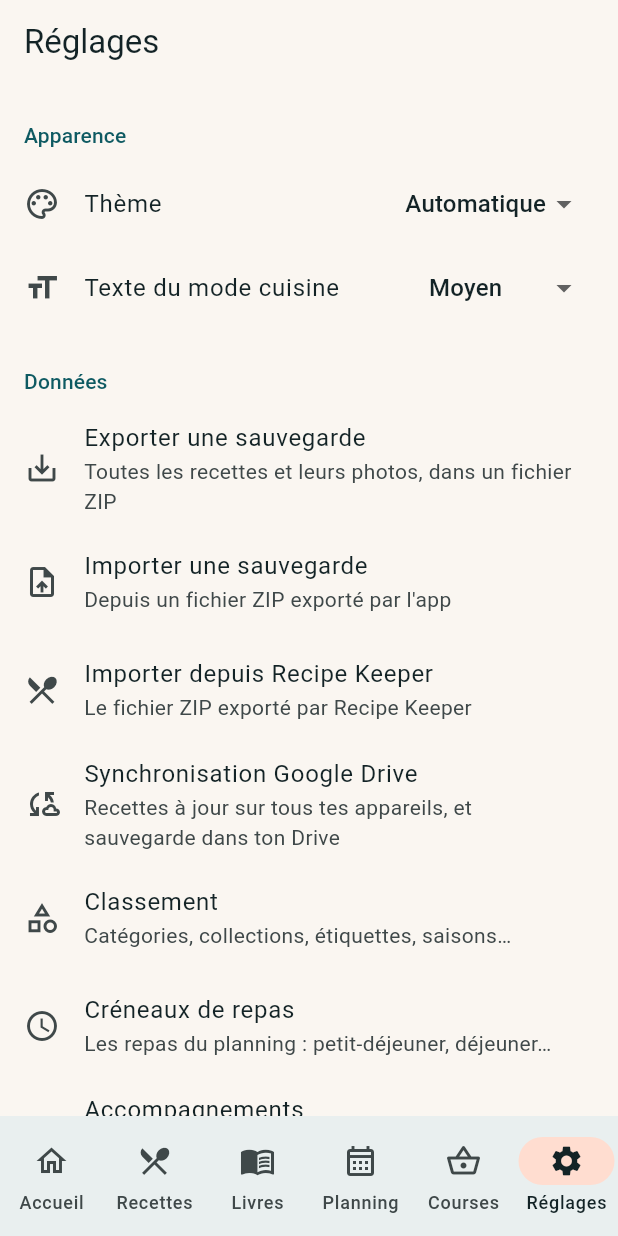
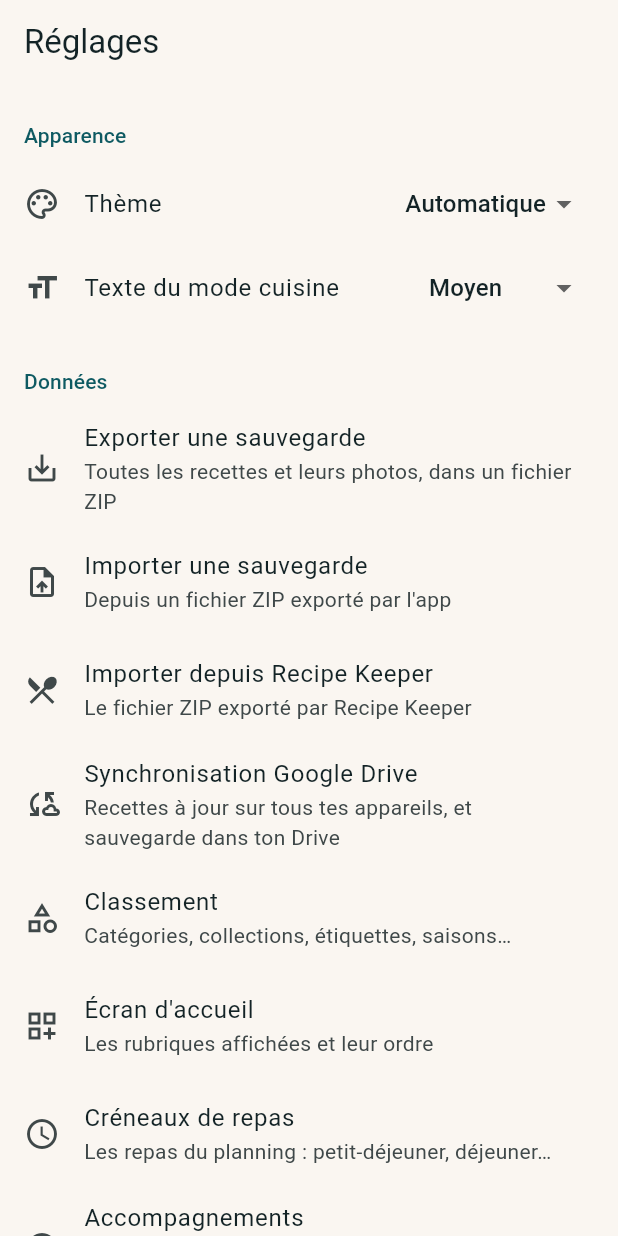
Before and after one commit to Aktawind/receipe-manager, a Flutter app: the SettingsPage screen opened by its route, on a phone screen of 412 x 824 dp. Run offline on Flutter 3.47's test engine with Material 3 defaults, Android fonts, the phone set to English and light mode, and no system bars; our stand-ins replace clock, drift, drift_flutter, file_picker, flutter_riverpod, go_router and 5 more; missing offline and left inert: google_mlkit_text_recognition, googleapis, workmanager; accounts and stored records are empty; generated files the repository leaves out were written again.

Commit message:
5 onglets : les Réglages s'ouvrent depuis l'accueil
La roue dentée de l'accueil remplace le bouton « Personnaliser » ;
« Écran d'accueil » est rangé dans les Réglages. L'onglet Livres prend
la place de l'onglet Réglages.

Co-Authored-By: Claude Opus 5.5 <noreply@anthropic.com>
Claude-Session: https://claude.ai/code/session_01SZqXmW7Neo4sfAowqCyMa2

```diff
--- a/lib/core/routing/app_router.dart
+++ b/lib/core/routing/app_router.dart
@@ -157,8 +157,9 @@ GoRouter buildRouter({String initialLocation = '/accueil'}) => GoRouter(
             ),
           ],
         ),
-        StatefulShellBranch(
-          routes: [
+      ],
+    ),
+    // Les réglages s'ouvrent depuis l'accueil (roue dentée) : pas d'onglet.
     GoRoute(
       path: '/reglages',
       builder: (context, state) => const SettingsPage(),
@@ -171,9 +172,8 @@ GoRouter buildRouter({String initialLocation = '/accueil'}) => GoRouter(
             GoRoute(
               path: 'ordre/:id',
               parentNavigatorKey: _rootKey,
-                      builder: (context, state) => CollectionOrderPage(
-                        labelId: state.pathParameters['id']!,
-                      ),
+              builder: (context, state) =>
+                  CollectionOrderPage(labelId: state.pathParameters['id']!),
             ),
             GoRoute(
               path: ':kind',
@@ -229,8 +229,4 @@ GoRouter buildRouter({String initialLocation = '/accueil'}) => GoRouter(
       ],
     ),
   ],
-        ),
-      ],
-    ),
-  ],
 );
--- a/lib/features/home/home_shell.dart
+++ b/lib/features/home/home_shell.dart
@@ -27,7 +27,6 @@ class HomeShell extends StatelessWidget {
       (Icons.menu_book_outlined, Icons.menu_book, l10n.navBooks),
       (Icons.calendar_month_outlined, Icons.calendar_month, l10n.navPlanning),
       (Icons.shopping_basket_outlined, Icons.shopping_basket, l10n.navShopping),
-      (Icons.settings_outlined, Icons.settings, l10n.navSettings),
     ];
 
     final isTablet = MediaQuery.sizeOf(context).width >= tabletBreakpoint;
--- a/lib/features/settings/settings_page.dart
+++ b/lib/features/settings/settings_page.dart
@@ -125,6 +125,13 @@ class SettingsPage extends ConsumerWidget {
             onTap: () => context.push('/reglages/classement'),
           ),
           ListTile(
+            key: const ValueKey('settings-home'),
+            leading: const Icon(Icons.dashboard_customize_outlined),
+            title: Text(l10n.homeCustomize),
+            subtitle: Text(l10n.homeCustomizeSubtitle),
+            onTap: () => context.push('/accueil/personnaliser'),
+          ),
+          ListTile(
             key: const ValueKey('settings-meal-slots'),
             leading: const Icon(Icons.schedule_outlined),
             title: Text(l10n.mealSlotsTitle),
--- a/lib/l10n/app_fr.arb
+++ b/lib/l10n/app_fr.arb
@@ -1190,7 +1190,8 @@
   "homeSeasonal": "Idées de saison",
   "homeSeasonalEmpty": "Pas encore de recette de saison.",
   "homeToTest": "À tester",
-  "homeCustomize": "Personnaliser l'accueil",
+  "homeCustomize": "Écran d'accueil",
+  "homeCustomizeSubtitle": "Les rubriques affichées et leur ordre",
   "homeCustomizeHint": "Glisse ☰ pour changer l'ordre des rubriques ; l'interrupteur les affiche ou les cache.",
   "homeReset": "Par défaut",
   "shareRecipeText": "Partager le texte",
```
Also changed, not shown: lib/features/home/home_page.dart (+4 -4 lines), 15 other files. Lines whose indentation alone changed are shown as unchanged.
